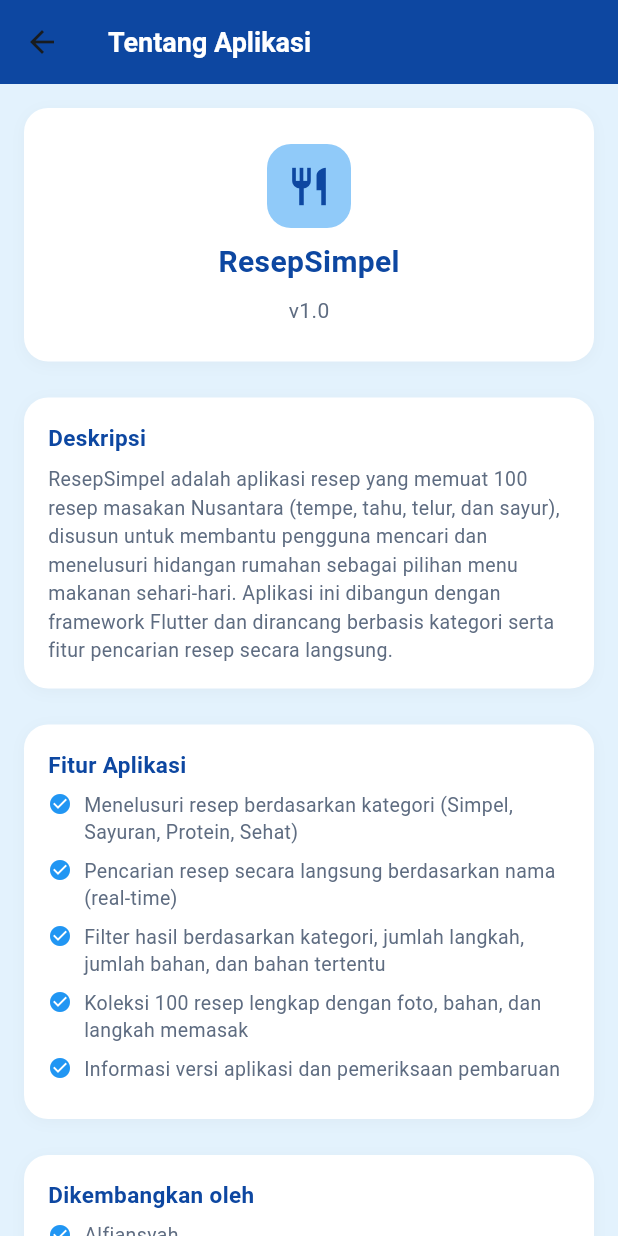
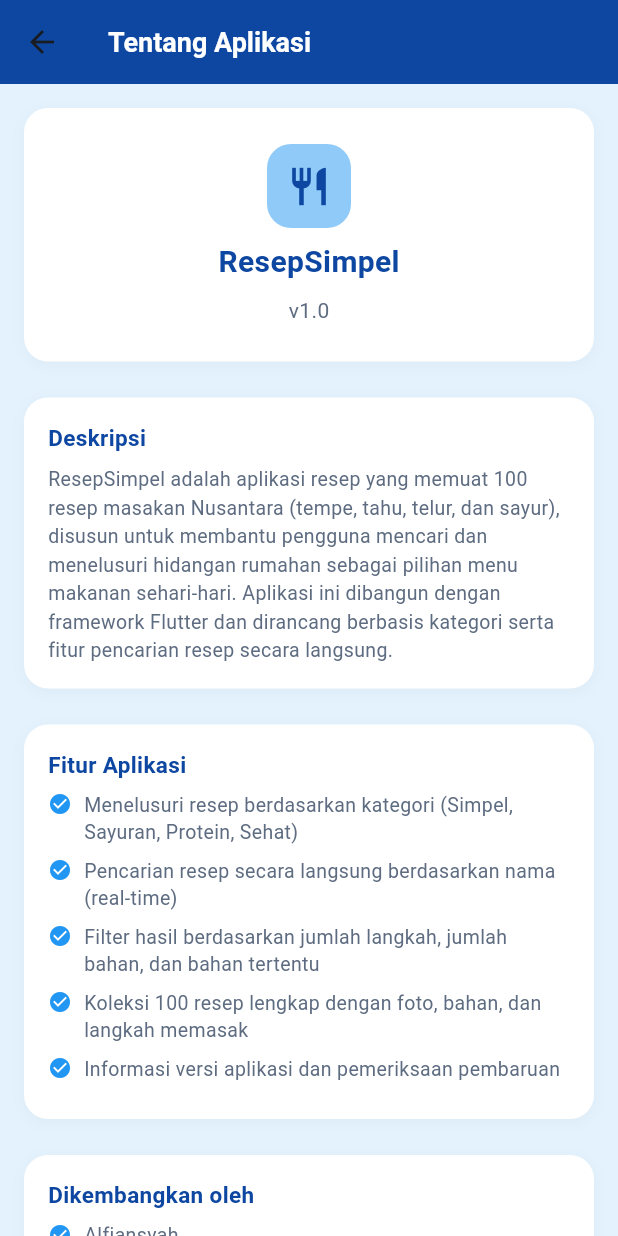
Before and after one commit to alfy4one/ResepSimpel, a Flutter app: the screen it shows after launch, item 3 of the bottom bar chosen, after a tap on "Tentang Aplikasi", on a phone screen of 412 x 824 dp. Run offline on Flutter 3.47's test engine with Material 3 defaults, Android fonts, the phone set to English and light mode, and no system bars; our stand-ins replace open_filex; network calls fail.

Commit message:
Home: 4 card kategori satu baris (tinggi unchanged); hapus chip kategori Search; loading Cek Pembaruan = pulse dots

```diff
--- a/lib/main.dart
+++ b/lib/main.dart
@@ -1,4 +1,5 @@
 import 'dart:async';
+import 'dart:math' as math;
 import 'package:flutter/foundation.dart' show kIsWeb;
 import 'package:flutter/material.dart';
 import 'data/resep_data.dart';
@@ -268,21 +269,17 @@
                   style: TextStyle(color: cBiruPekat, fontSize: 16, fontWeight: FontWeight.w700),
                 ),
                 const SizedBox(height: 16),
-                // Grid 2 kolom: Simpel & Sayuran
+                // Baris 4 kategori (permintaan alf 2026-09-25: dirapatkan
+                // jadi satu baris; tinggi card TIDAK diubah — foto 72 + strip label)
                 Row(
                   children: [
-                    Expanded(child: _kartuKategori(context, 'Simpel', Icons.restaurant_menu, cBiruTerang, 72)),
-                    const SizedBox(width: 16),
-                    Expanded(child: _kartuKategori(context, 'Sayuran', Icons.eco, cLatar, 72)),
-                  ],
-                ),
-                const SizedBox(height: 16),
-                // Grid 2 kolom: Protein & Sehat
-                Row(
-                  children: [
-                    Expanded(child: _kartuKategori(context, 'Protein', Icons.egg_alt, cBiruTerang, 72)),
-                    const SizedBox(width: 16),
-                    Expanded(child: _kartuKategori(context, 'Sehat', Icons.favorite, cLatar, 72)),
+                    Expanded(child: _kartuKategori(context, 'Simpel', cBiruTerang)),
+                    const SizedBox(width: 8),
+                    Expanded(child: _kartuKategori(context, 'Sayuran', cLatar)),
+                    const SizedBox(width: 8),
+                    Expanded(child: _kartuKategori(context, 'Protein', cBiruTerang)),
+                    const SizedBox(width: 8),
+                    Expanded(child: _kartuKategori(context, 'Sehat', cLatar)),
                   ],
                 ),
                 const SizedBox(height: 16),
@@ -295,8 +292,10 @@
   }
 }
 
-// Kartu kategori bahan (foto real di atas + strip label di bawah)
-Widget _kartuKategori(BuildContext context, String nama, IconData ikon, Color warnaFoto, double tinggiFoto) {
+// Kartu kategori bahan (foto real di atas + strip label di bawah).
+// Sejak 2026-09-25: 4 card satu baris -> card sempit, strip label tanpa
+// ikon lingkaran (nama + jumlah saja); tinggi tetap foto 72 + strip.
+Widget _kartuKategori(BuildContext context, String nama, Color warnaFoto) {
   // ikon di area foto: latar biru terang->ikon pekat, latar pucat->ikon vivid
   final ikonFoto = warnaFoto == cBiruTerang ? cBiruPekat : cBiruVivid;
 
@@ -322,7 +321,7 @@
       child: Column(
         children: [
           Container(
-            height: tinggiFoto,
+            height: 72,
             color: warnaFoto,
             alignment: Alignment.center,
             child: fotoContoh != null
@@ -338,31 +337,17 @@
           ),
           Container(
             color: cLatar,
-            padding: const EdgeInsets.symmetric(horizontal: 16, vertical: 8),
-            child: Row(
+            padding: const EdgeInsets.symmetric(horizontal: 8, vertical: 8),
+            child: Column(
               children: [
-                Container(
-                  width: 24,
-                  height: 24,
-                  decoration: const BoxDecoration(
-                    color: cPutih,
-                    shape: BoxShape.circle,
-                  ),
-                  child: Icon(ikon, size: 16, color: cBiruPekat),
+                Text(
+                  nama,
+                  style: const TextStyle(color: cBiruPekat, fontSize: 11, fontWeight: FontWeight.w700),
+                  maxLines: 1,
+                  overflow: TextOverflow.ellipsis,
                 ),
-                const SizedBox(width: 8),
-                Expanded(
-                  child: Column(
-                    crossAxisAlignment: CrossAxisAlignment.start,
-                    children: [
-                      Text(
-                        nama,
-                        style: const TextStyle(color: cBiruPekat, fontSize: 14, fontWeight: FontWeight.w700),
-                      ),
-                      Text('$jumlah resep', style: const TextStyle(color: cTeksMuted, fontSize: 11)),
-                    ],
-                  ),
-                ),
+                const SizedBox(height: 2),
+                Text('$jumlah resep', style: const TextStyle(color: cTeksMuted, fontSize: 9)),
               ],
             ),
           ),
@@ -376,7 +361,6 @@
 List<Resep> filterResep({
   required List<Resep> semua,
   String query = '',
-  String kategori = 'Semua',
   String bahan = '',
   int? maxLangkah,
   int? maxBahan,
@@ -384,9 +368,6 @@
   String sortBahan = 'semua',
 }) {
   Iterable<Resep> hasil = semua;
-  if (kategori != 'Semua') {
-    hasil = hasil.where((r) => r.kategori == kategori);
-  }
   if (query.isNotEmpty) {
     // Sesuai keputusan alf: kotak search match NAMA resep saja, jangan masuk
     // ke daftar bahan (mis. "ayam" tidak boleh menonjolkan "Tempe Telur Dadar"
@@ -431,14 +412,11 @@
 class _SearchPageState extends State<SearchPage> {
   final _ctrl = TextEditingController();
   String _query = '';
-  String _kategori = 'Semua';
   String _sortLangkah = 'semua'; // 'semua' | 'desc' | 'asc'
   int? _maxLangkah;
   String _sortBahan = 'semua';
   int? _maxBahan;
   String _bahan = ''; // filter bahan tertentu (eksplisit dari chip)
-
-  static const _kategoris = ['Semua', 'Simpel', 'Sayuran', 'Protein', 'Sehat'];
 
   @override
   void dispose() {
@@ -449,7 +427,6 @@
   List<Resep> _filteredResep() => filterResep(
         semua: daftarResep,
         query: _query,
-        kategori: _kategori,
         bahan: _bahan,
         maxLangkah: _maxLangkah,
         maxBahan: _maxBahan,
@@ -531,25 +508,11 @@
               ),
             ),
           ),
-          // Filter kategori
+          // Filter: langkah / bahan / bahan tertentu
+          // (baris chip kategori Simpel/Sayuran/Protein/Sehat dihapus
+          // sesuai keputusan alf 2026-09-25 — kategori udah di card home)
           Padding(
             padding: const EdgeInsets.fromLTRB(16, 16, 16, 0),
-            child: SizedBox(
-              height: 36,
-              child: ListView(
-                scrollDirection: Axis.horizontal,
-                children: [
-                  for (final k in _kategoris)
-                    _chip(k,
-                        aktif: _kategori == k,
-                        onTap: () => setState(() => _kategori = k)),
-                ],
-              ),
-            ),
-          ),
-          // Filter: langkah / bahan / bahan tertentu
-          Padding(
-            padding: const EdgeInsets.fromLTRB(16, 8, 16, 0),
             child: SizedBox(
               height: 36,
               child: ListView(
@@ -1001,6 +964,80 @@
   }
 }
 
+// ===== LOADING ANIMASI: pulse dots =====
+// Port dari desain selastingeorge/flutter_spinners (PulseDotsIndicator):
+// 3 dot pulsing sekuensial (wave cosine, phase offset 1/3) — terkurasi,
+// clean, dan tanpa dependensi package.
+class _PulseDots extends StatefulWidget {
+  final double size;
+  const _PulseDots({this.size = 80});
+
+  @override
+  State<_PulseDots> createState() => _PulseDotsState();
+}
+
+class _PulseDotsState extends State<_PulseDots> with SingleTickerProviderStateMixin {
+  late final AnimationController _controller;
+
+  @override
+  void initState() {
+    super.initState();
+    // 1200ms per siklus — sedikit lebih lambat dari default biar keliatan
+    _controller = AnimationController(
+        vsync: this, duration: const Duration(milliseconds: 1200))..repeat();
+  }
+
+  @override
+  void dispose() {
+    _controller.dispose();
+    super.dispose();
+  }
+
+  @override
+  Widget build(BuildContext context) {
+    return SizedBox(
+      width: widget.size,
+      height: widget.size / 4,
+      child: AnimatedBuilder(
+        animation: _controller,
+        builder: (_, __) => CustomPaint(
+          painter: _PulseDotsPainter(t: _controller.value, color: cBiruVivid),
+        ),
+      ),
+    );
+  }
+}
+
+class _PulseDotsPainter extends CustomPainter {
+  final double t;
+  final Color color;
+  _PulseDotsPainter({required this.t, required this.color});
+
+  @override
+  void paint(Canvas canvas, Size size) {
+    final paint = Paint()..color = color;
+    final radius = size.height * 0.35;
+    final cy = size.height / 2;
+    final spacing = size.width / 3;
+    for (int i = 0; i < 3; i++) {
+      // Tiap dot fase-nya di-offset 1/3 siklus (120 derajat)
+      final phase = (t - i / 3) * 2 * math.pi;
+      final wave = math.cos(phase);
+      final scale = (wave + 1) / 2; // 0 (kecil) .. 1 (penuh)
+      final dx = spacing * i + spacing / 2;
+      canvas.save();
+      canvas.translate(dx, cy);
+      canvas.scale(scale.clamp(0.05, 1.0), scale.clamp(0.05, 1.0));
+      canvas.drawCircle(Offset.zero, radius, paint);
+      canvas.restore();
+    }
+  }
+
+  @override
+  bool shouldRepaint(covariant _PulseDotsPainter oldDelegate) =>
+      oldDelegate.t != t || oldDelegate.color != color;
+}
+
 // ===== ALUR IN-APP UPDATE (cek GitHub → dialog changelog → download → install) =====
 Future<void> _periksaUpdate(BuildContext context) async {
   final messenger = ScaffoldMessenger.of(context);
@@ -1011,9 +1048,8 @@
     builder: (_) => const AlertDialog(
       title: Text('Memeriksa pembaruan...'),
       content: SizedBox(
-        width: 28,
-        height: 28,
-        child: CircularProgressIndicator(strokeWidth: 2.5),
+        height: 48,
+        child: _PulseDots(size: 80),
       ),
     ),
   ));
@@ -1245,7 +1281,7 @@
   static const _fitur = [
     'Menelusuri resep berdasarkan kategori (Simpel, Sayuran, Protein, Sehat)',
     'Pencarian resep secara langsung berdasarkan nama (real-time)',
-    'Filter hasil berdasarkan kategori, jumlah langkah, jumlah bahan, dan bahan tertentu',
+    'Filter hasil berdasarkan jumlah langkah, jumlah bahan, dan bahan tertentu',
     'Koleksi 100 resep lengkap dengan foto, bahan, dan langkah memasak',
     'Informasi versi aplikasi dan pemeriksaan pembaruan',
   ];
```
Also changed, not shown: 6 other files.
